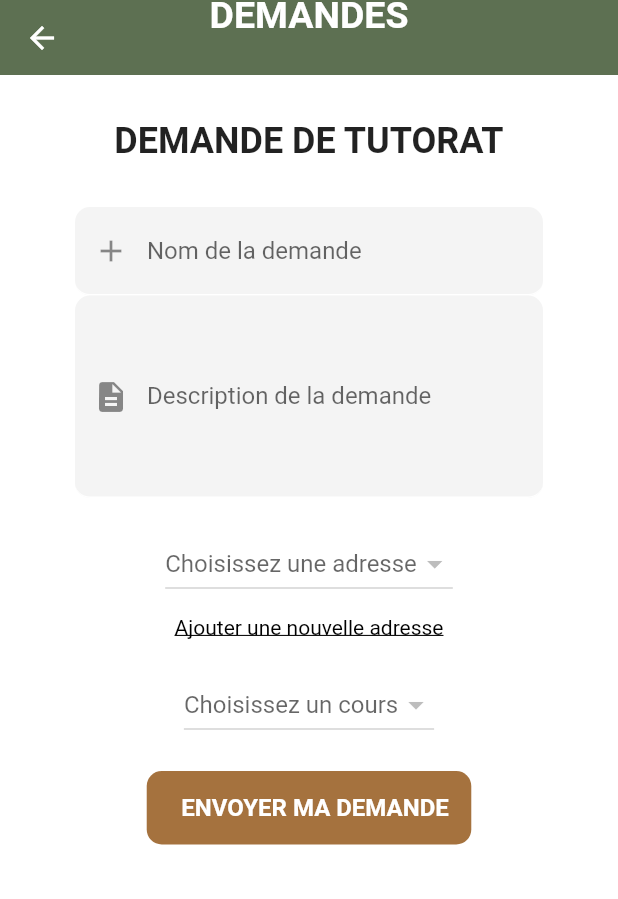
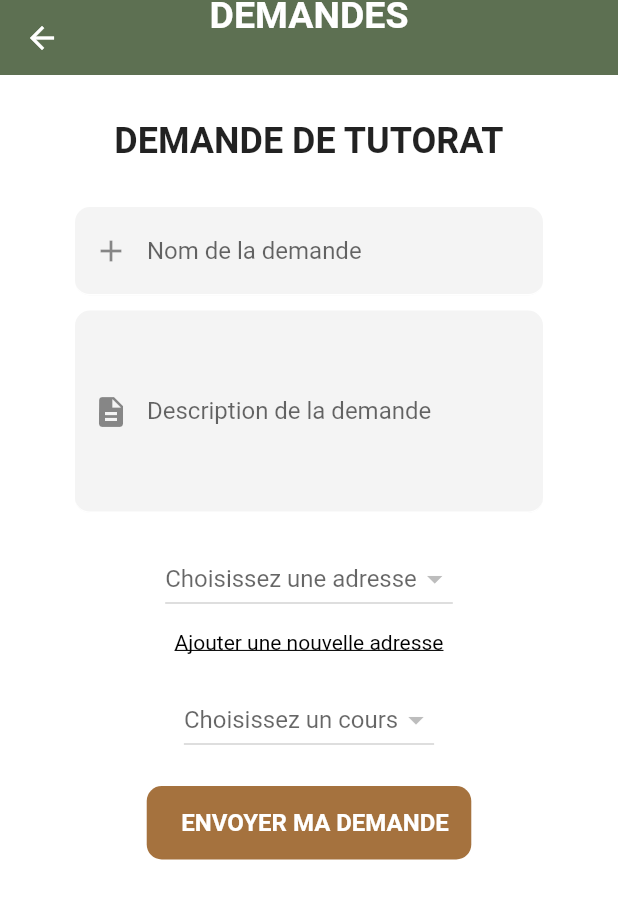
Before and after one commit to khalilkrm/StudentsForStudentsMobile, a Flutter app: the RequestsPage screen opened directly, on a phone screen of 412 x 824 dp. Shown: the top 899 px of the screen. Run offline on Flutter 3.47's test engine with Material 2 defaults, Android fonts, the phone set to English and light mode, and no system bars; our stand-ins replace cloud_firestore, firebase_core, flutter_secure_storage, google_fonts, google_maps_flutter, google_sign_in and 4 more; missing offline and left inert: flutter_polyline_points, icalendar_parser, open_file_plus, syncfusion_localizations; accounts and stored records are empty; generated files the repository leaves out were written again; network calls fail.

Commit message:
FIX: margin in input field

```diff
--- a/lib/repositories/horairix_repository.dart
+++ b/lib/repositories/horairix_repository.dart
@@ -6,8 +6,6 @@ import 'package:student_for_student_mobile/models/horairix/HorairixApiModel.dart
 class HorairixRepository {
   final HorairixApi _horairixApi;
 
-  bool? _isError;
-  String? _message;
   final List<Event> _events = [];
 
   HorairixRepository({required horairixApi}) : _horairixApi = horairixApi;
--- a/lib/views/templates/request_content.dart
+++ b/lib/views/templates/request_content.dart
@@ -76,6 +76,7 @@ class _RequestContentState extends State<RequestContent> {
                       label: "Rue",
                       prefixiIcon: const Icon(Icons.add_road),
                     ),
+                    const SizedBox(height: 10),
                     Row(children: [
                       Padding(
                         padding: const EdgeInsets.only(right: 10.0),
@@ -103,6 +104,7 @@ class _RequestContentState extends State<RequestContent> {
                         ),
                       ),
                     ]),
+                    const SizedBox(height: 10),
                     TextFormFieldMolecule(
                       minLines: 1,
                       controller: widget._localityTextFieldController,
@@ -154,6 +156,7 @@ class _RequestContentState extends State<RequestContent> {
                           label: "Nom de la demande",
                           prefixiIcon: const Icon(Icons.add),
                         ),
+                        const SizedBox(height: 10),
                         TextFormFieldMolecule(
                           minLines: 5,
                           controller: widget._descriptionTextFieldController,
```
Also changed, not shown: lib/apis/horairix_api.dart (+0 -9 lines).
